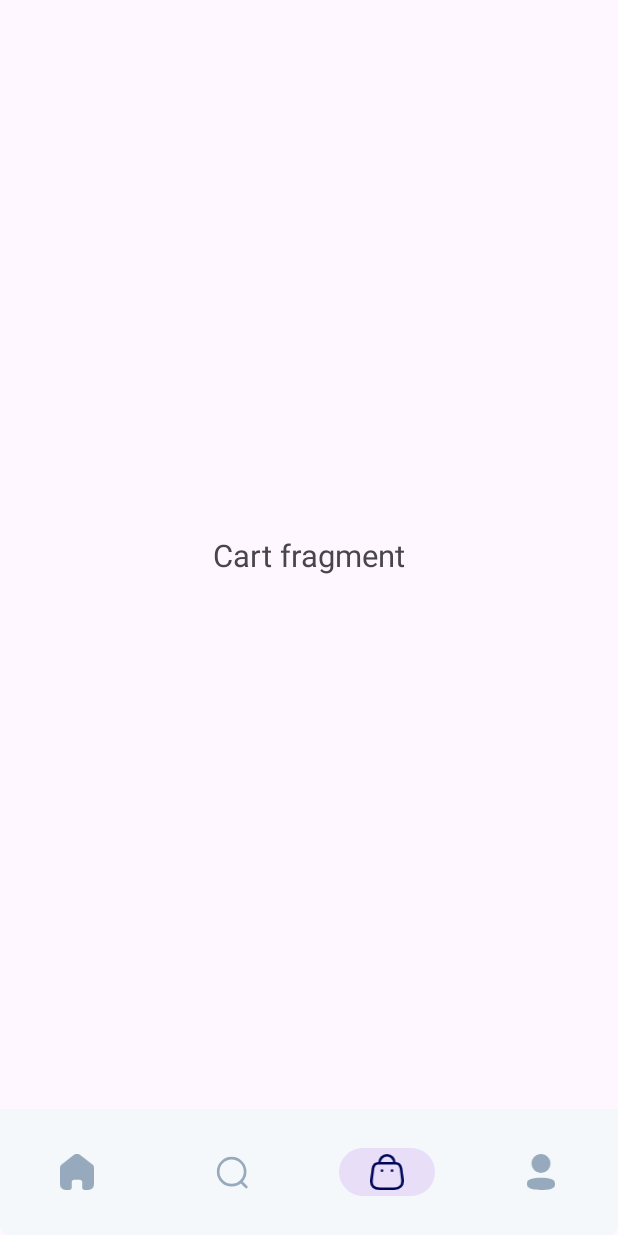
After one commit to vn-lam-3691/Furniture_Shop, an Android app: the CartFragment screen opened through its navigation route, on a phone screen of 412 x 824 dp. The commit adds this screen. Run offline under Robolectric (Android 15) with nearby library versions, the phone set to English and light mode, and no system bars; our stand-ins replace navigation-ui, sdp/ssp sizes.

Commit message:
setup BottomNavigation for ShoppingActivity

```diff
--- a/app/src/main/java/com/vanlam/furnitureshop/activities/ShoppingActivity.kt
+++ b/app/src/main/java/com/vanlam/furnitureshop/activities/ShoppingActivity.kt
@@ -2,11 +2,21 @@ package com.vanlam.furnitureshop.activities
 
 import androidx.appcompat.app.AppCompatActivity
 import android.os.Bundle
+import androidx.navigation.fragment.NavHostFragment
+import androidx.navigation.ui.setupWithNavController
 import com.vanlam.furnitureshop.R
+import com.vanlam.furnitureshop.databinding.ActivityShoppingBinding
 
 class ShoppingActivity : AppCompatActivity() {
+    private val binding by lazy {
+        ActivityShoppingBinding.inflate(layoutInflater)
+    }
+
     override fun onCreate(savedInstanceState: Bundle?) {
         super.onCreate(savedInstanceState)
-        setContentView(R.layout.activity_shopping)
+        setContentView(binding.root)
+
+        val navHostManager = supportFragmentManager.findFragmentById(R.id.shopping_host_fragment) as NavHostFragment
+        binding.bottomNav.setupWithNavController(navHostManager.navController)
     }
 }
--- a/app/src/main/java/com/vanlam/furnitureshop/fragments/loginRegister/RegisterFragment.kt
+++ b/app/src/main/java/com/vanlam/furnitureshop/fragments/loginRegister/RegisterFragment.kt
@@ -65,6 +65,7 @@ class RegisterFragment : Fragment() {
                     is Resource.Success -> {
                         Log.d(TAG, it.message.toString())
                         binding.btnRegister.revertAnimation()
+                        findNavController().navigate(R.id.action_registerFragment_to_loginFragment)
                     }
                     is Resource.Error -> {
                         Log.e(TAG, it.message.toString())
--- /dev/null
+++ b/app/src/main/java/com/vanlam/furnitureshop/fragments/shopping/CartFragment.kt
@@ -0,0 +1,8 @@
+package com.vanlam.furnitureshop.fragments.shopping
+
+import androidx.fragment.app.Fragment
+import com.vanlam.furnitureshop.R
+
+class CartFragment: Fragment(R.layout.fragment_cart) {
+
+}
--- /dev/null
+++ b/app/src/main/java/com/vanlam/furnitureshop/fragments/shopping/HomeFragment.kt
@@ -0,0 +1,8 @@
+package com.vanlam.furnitureshop.fragments.shopping
+
+import androidx.fragment.app.Fragment
+import com.vanlam.furnitureshop.R
+
+class HomeFragment: Fragment(R.layout.fragment_home) {
+
+}
--- /dev/null
+++ b/app/src/main/java/com/vanlam/furnitureshop/fragments/shopping/ProfileFragment.kt
@@ -0,0 +1,8 @@
+package com.vanlam.furnitureshop.fragments.shopping
+
+import androidx.fragment.app.Fragment
+import com.vanlam.furnitureshop.R
+
+class ProfileFragment: Fragment(R.layout.fragment_profile) {
+
+}
--- /dev/null
+++ b/app/src/main/java/com/vanlam/furnitureshop/fragments/shopping/SearchFragment.kt
@@ -0,0 +1,8 @@
+package com.vanlam.furnitureshop.fragments.shopping
+
+import androidx.fragment.app.Fragment
+import com.vanlam.furnitureshop.R
+
+class SearchFragment: Fragment(R.layout.fragment_search) {
+
+}
--- /dev/null
+++ b/app/src/main/res/drawable/bottom_nav_item_background.xml
@@ -0,0 +1,5 @@
+<?xml version="1.0" encoding="utf-8"?>
+<selector xmlns:android="http://schemas.android.com/apk/res/android">
+    <item android:state_checked="true" android:color="@color/g_dark_blue" />
+    <item android:color="@color/g_blue_gray200" />
+</selector>
--- /dev/null
+++ b/app/src/main/res/drawable/bottom_navigation_background.xml
@@ -0,0 +1,10 @@
+<?xml version="1.0" encoding="utf-8"?>
+<shape android:shape="rectangle" xmlns:android="http://schemas.android.com/apk/res/android">
+
+    <solid android:color="@color/g_white"/>
+    <corners android:bottomLeftRadius="7dp"
+        android:bottomRightRadius="7dp"/>
+
+
+
+</shape>
--- /dev/null
+++ b/app/src/main/res/drawable/ic_cart.xml
@@ -0,0 +1,34 @@
+<vector xmlns:android="http://schemas.android.com/apk/res/android"
+    android:width="19.589dp"
+    android:height="20.722dp"
+    android:viewportWidth="19.589"
+    android:viewportHeight="20.722">
+  <path
+      android:pathData="M13.962,19.972L5.614,19.972C2.549,19.972 0.195,18.864 0.863,14.407L1.641,8.366C2.049,6.141 3.472,5.29 4.717,5.29L14.895,5.29c1.263,0 2.6,0.915 3.076,3.076L18.749,14.407C19.316,18.361 17.028,19.972 13.962,19.972Z"
+      android:strokeLineJoin="round"
+      android:strokeWidth="1.5"
+      android:fillColor="#00000000"
+      android:strokeColor="#97aabd"
+      android:strokeLineCap="round"/>
+  <path
+      android:pathData="M14.099,5.07A4.32,4.32 0,0 0,9.779 0.75h0A4.32,4.32 0,0 0,5.44 5.07L5.44,5.07"
+      android:strokeLineJoin="round"
+      android:strokeWidth="1.5"
+      android:fillColor="#00000000"
+      android:strokeColor="#97aabd"
+      android:strokeLineCap="round"/>
+  <path
+      android:pathData="M12.745,9.574L12.699,9.574"
+      android:strokeLineJoin="round"
+      android:strokeWidth="1.5"
+      android:fillColor="#00000000"
+      android:strokeColor="#97aabd"
+      android:strokeLineCap="round"/>
+  <path
+      android:pathData="M6.914,9.574L6.868,9.574"
+      android:strokeLineJoin="round"
+      android:strokeWidth="1.5"
+      android:fillColor="#00000000"
+      android:strokeColor="#97aabd"
+      android:strokeLineCap="round"/>
+</vector>
--- /dev/null
+++ b/app/src/main/res/drawable/ic_home.xml
@@ -0,0 +1,9 @@
+<vector xmlns:android="http://schemas.android.com/apk/res/android"
+    android:width="19.792dp"
+    android:height="20.833dp"
+    android:viewportWidth="19.792"
+    android:viewportHeight="20.833">
+  <path
+      android:pathData="M6.911,19.556V16.37A1.478,1.478 0,0 1,8.394 14.9h2.994a1.488,1.488 0,0 1,1.049 0.431,1.467 1.467,0 0,1 0.434,1.041v3.185a1.264,1.264 0,0 0,0.371 0.9,1.283 1.283,0 0,0 0.907,0.375h2.043a3.6,3.6 0,0 0,2.545 -1.041,3.552 3.552,0 0,0 1.055,-2.524V8.195a2.576,2.576 0,0 0,-0.933 -1.981L11.91,0.7A3.226,3.226 0,0 0,7.8 0.778L1.007,6.213A2.577,2.577 0,0 0,0 8.195v9.065a3.587,3.587 0,0 0,3.6 3.574h2a1.283,1.283 0,0 0,1.287 -1.268Z"
+      android:fillColor="#000759"/>
+</vector>
--- /dev/null
+++ b/app/src/main/res/drawable/ic_profile.xml
@@ -0,0 +1,9 @@
+<vector xmlns:android="http://schemas.android.com/apk/res/android"
+    android:width="16dp"
+    android:height="20dp"
+    android:viewportWidth="16"
+    android:viewportHeight="20">
+  <path
+      android:pathData="M0,16.575c0,-2.722 3.685,-3.4 8,-3.4 4.339,0 8,0.7 8,3.425S12.315,20 8,20C3.662,20 0,19.3 0,16.575ZM2.706,5.291A5.294,5.294 0,1 1,8 10.583,5.274 5.274,0 0,1 2.706,5.291Z"
+      android:fillColor="#97aabd"/>
+</vector>
--- /dev/null
+++ b/app/src/main/res/drawable/ic_search.xml
@@ -0,0 +1,20 @@
+<vector xmlns:android="http://schemas.android.com/apk/res/android"
+    android:width="20dp"
+    android:height="20dp"
+    android:viewportWidth="20"
+    android:viewportHeight="20">
+  <path
+      android:pathData="M9.805,9.805m-7.49,0a7.49,7.49 0,1 1,14.98 0a7.49,7.49 0,1 1,-14.98 0"
+      android:strokeLineJoin="round"
+      android:strokeWidth="1.5"
+      android:fillColor="#00000000"
+      android:strokeColor="#97aabd"
+      android:strokeLineCap="round"/>
+  <path
+      android:pathData="M15.015,15.404 L17.952,18.333"
+      android:strokeLineJoin="round"
+      android:strokeWidth="1.5"
+      android:fillColor="#00000000"
+      android:strokeColor="#97aabd"
+      android:strokeLineCap="round"/>
+</vector>
--- a/app/src/main/res/layout/activity_shopping.xml
+++ b/app/src/main/res/layout/activity_shopping.xml
@@ -6,4 +6,32 @@
     android:layout_height="match_parent"
     tools:context=".activities.ShoppingActivity">
 
+    <androidx.fragment.app.FragmentContainerView
+        android:id="@+id/shopping_host_fragment"
+        android:layout_width="match_parent"
+        android:layout_height="0dp"
+        app:navGraph="@navigation/shopping_graph"
+        android:name="androidx.navigation.fragment.NavHostFragment"
+        app:defaultNavHost="true"
+        app:layout_constraintTop_toTopOf="parent"
+        app:layout_constraintStart_toStartOf="parent"
+        app:layout_constraintEnd_toEndOf="parent"
+        app:layout_constraintBottom_toTopOf="@id/bottom_nav"/>
+
+    <com.google.android.material.bottomnavigation.BottomNavigationView
+        android:id="@+id/bottom_nav"
+        android:layout_width="match_parent"
+        android:layout_height="@dimen/_65sdp"
+        app:menu="@menu/bottom_navigation_menu"
+        app:labelVisibilityMode="unlabeled"
+        android:background="@drawable/bottom_navigation_background"
+        android:elevation="0dp"
+        app:itemPaddingTop="@dimen/_10sdp"
+        app:itemPaddingBottom="@dimen/_10sdp"
+        app:itemRippleColor="@color/g_white"
+        app:itemIconTint="@drawable/bottom_nav_item_background"
+        app:layout_constraintStart_toStartOf="parent"
+        app:layout_constraintEnd_toEndOf="parent"
+        app:layout_constraintBottom_toBottomOf="parent"/>
+
 </androidx.constraintlayout.widget.ConstraintLayout>
--- /dev/null
+++ b/app/src/main/res/layout/fragment_cart.xml
@@ -0,0 +1,19 @@
+<?xml version="1.0" encoding="utf-8"?>
+<androidx.constraintlayout.widget.ConstraintLayout xmlns:android="http://schemas.android.com/apk/res/android"
+    android:layout_width="match_parent"
+    android:layout_height="match_parent"
+    xmlns:app="http://schemas.android.com/apk/res-auto">
+
+    <TextView
+        android:layout_width="wrap_content"
+        android:layout_height="wrap_content"
+        android:text="Cart fragment"
+        android:textSize="@dimen/_16ssp"
+        app:layout_constraintBottom_toBottomOf="parent"
+        app:layout_constraintEnd_toEndOf="parent"
+        app:layout_constraintHorizontal_bias="0.5"
+        app:layout_constraintStart_toStartOf="parent"
+        app:layout_constraintTop_toTopOf="parent"
+        app:layout_constraintVertical_bias="0.5" />
+
+</androidx.constraintlayout.widget.ConstraintLayout>
--- /dev/null
+++ b/app/src/main/res/layout/fragment_home.xml
@@ -0,0 +1,20 @@
+<?xml version="1.0" encoding="utf-8"?>
+<androidx.constraintlayout.widget.ConstraintLayout xmlns:android="http://schemas.android.com/apk/res/android"
+    xmlns:app="http://schemas.android.com/apk/res-auto"
+    xmlns:tools="http://schemas.android.com/tools"
+    android:layout_width="match_parent"
+    android:layout_height="match_parent">
+
+    <TextView
+        android:layout_width="wrap_content"
+        android:layout_height="wrap_content"
+        android:text="Home fragment"
+        android:textSize="@dimen/_16ssp"
+        app:layout_constraintBottom_toBottomOf="parent"
+        app:layout_constraintEnd_toEndOf="parent"
+        app:layout_constraintHorizontal_bias="0.5"
+        app:layout_constraintStart_toStartOf="parent"
+        app:layout_constraintTop_toTopOf="parent"
+        app:layout_constraintVertical_bias="0.5" />
+
+</androidx.constraintlayout.widget.ConstraintLayout>
--- /dev/null
+++ b/app/src/main/res/layout/fragment_profile.xml
@@ -0,0 +1,19 @@
+<?xml version="1.0" encoding="utf-8"?>
+<androidx.constraintlayout.widget.ConstraintLayout xmlns:android="http://schemas.android.com/apk/res/android"
+    android:layout_width="match_parent"
+    android:layout_height="match_parent"
+    xmlns:app="http://schemas.android.com/apk/res-auto">
+
+    <TextView
+        android:layout_width="wrap_content"
+        android:layout_height="wrap_content"
+        android:text="Profile fragment"
+        android:textSize="@dimen/_16ssp"
+        app:layout_constraintBottom_toBottomOf="parent"
+        app:layout_constraintEnd_toEndOf="parent"
+        app:layout_constraintHorizontal_bias="0.5"
+        app:layout_constraintStart_toStartOf="parent"
+        app:layout_constraintTop_toTopOf="parent"
+        app:layout_constraintVertical_bias="0.5" />
+
+</androidx.constraintlayout.widget.ConstraintLayout>
--- /dev/null
+++ b/app/src/main/res/layout/fragment_search.xml
@@ -0,0 +1,19 @@
+<?xml version="1.0" encoding="utf-8"?>
+<androidx.constraintlayout.widget.ConstraintLayout xmlns:android="http://schemas.android.com/apk/res/android"
+    android:layout_width="match_parent"
+    android:layout_height="match_parent"
+    xmlns:app="http://schemas.android.com/apk/res-auto">
+
+    <TextView
+        android:layout_width="wrap_content"
+        android:layout_height="wrap_content"
+        android:text="Search fragment"
+        android:textSize="@dimen/_16ssp"
+        app:layout_constraintBottom_toBottomOf="parent"
+        app:layout_constraintEnd_toEndOf="parent"
+        app:layout_constraintHorizontal_bias="0.5"
+        app:layout_constraintStart_toStartOf="parent"
+        app:layout_constraintTop_toTopOf="parent"
+        app:layout_constraintVertical_bias="0.5" />
+
+</androidx.constraintlayout.widget.ConstraintLayout>
--- /dev/null
+++ b/app/src/main/res/menu/bottom_navigation_menu.xml
@@ -0,0 +1,22 @@
+<?xml version="1.0" encoding="utf-8"?>
+<menu xmlns:android="http://schemas.android.com/apk/res/android">
+    <item
+        android:id="@+id/homeFragment"
+        android:title="Home"
+        android:icon="@drawable/ic_home"/>
+
+    <item
+        android:id="@+id/searchFragment"
+        android:title="Search"
+        android:icon="@drawable/ic_search"/>
+
+    <item
+        android:id="@+id/cartFragment"
+        android:title="Cart"
+        android:icon="@drawable/ic_cart"/>
+
+    <item
+        android:id="@+id/profileFragment"
+        android:title="Profile"
+        android:icon="@drawable/ic_profile"/>
+</menu>
--- a/app/src/main/res/navigation/login_register_graph.xml
+++ b/app/src/main/res/navigation/login_register_graph.xml
@@ -11,8 +11,7 @@
         tools:layout="@layout/fragment_introduction">
         <action
             android:id="@+id/action_introductionFragment_to_accountOptionsFragment"
-            app:destination="@id/accountOptionsFragment"
-            app:enterAnim="@anim/from_bottom" />
+            app:destination="@id/accountOptionsFragment" />
     </fragment>
     <fragment
         android:id="@+id/loginFragment"
--- /dev/null
+++ b/app/src/main/res/navigation/shopping_graph.xml
@@ -0,0 +1,28 @@
+<?xml version="1.0" encoding="utf-8"?>
+<navigation xmlns:android="http://schemas.android.com/apk/res/android"
+    xmlns:app="http://schemas.android.com/apk/res-auto"
+    xmlns:tools="http://schemas.android.com/tools"
+    android:id="@+id/shopping_graph"
+    app:startDestination="@id/homeFragment">
+
+    <fragment
+        android:id="@+id/homeFragment"
+        android:name="com.vanlam.furnitureshop.fragments.shopping.HomeFragment"
+        android:label="HomeFragment"
+        tools:layout="@layout/fragment_home"/>
+    <fragment
+        android:id="@+id/searchFragment"
+        android:name="com.vanlam.furnitureshop.fragments.shopping.SearchFragment"
+        android:label="SearchFragment"
+        tools:layout="@layout/fragment_search"/>
+    <fragment
+        android:id="@+id/cartFragment"
+        android:name="com.vanlam.furnitureshop.fragments.shopping.CartFragment"
+        android:label="CartFragment"
+        tools:layout="@layout/fragment_cart"/>
+    <fragment
+        android:id="@+id/profileFragment"
+        android:name="com.vanlam.furnitureshop.fragments.shopping.ProfileFragment"
+        android:label="ProfileFragment"
+        tools:layout="@layout/fragment_profile"/>
+</navigation>
```
